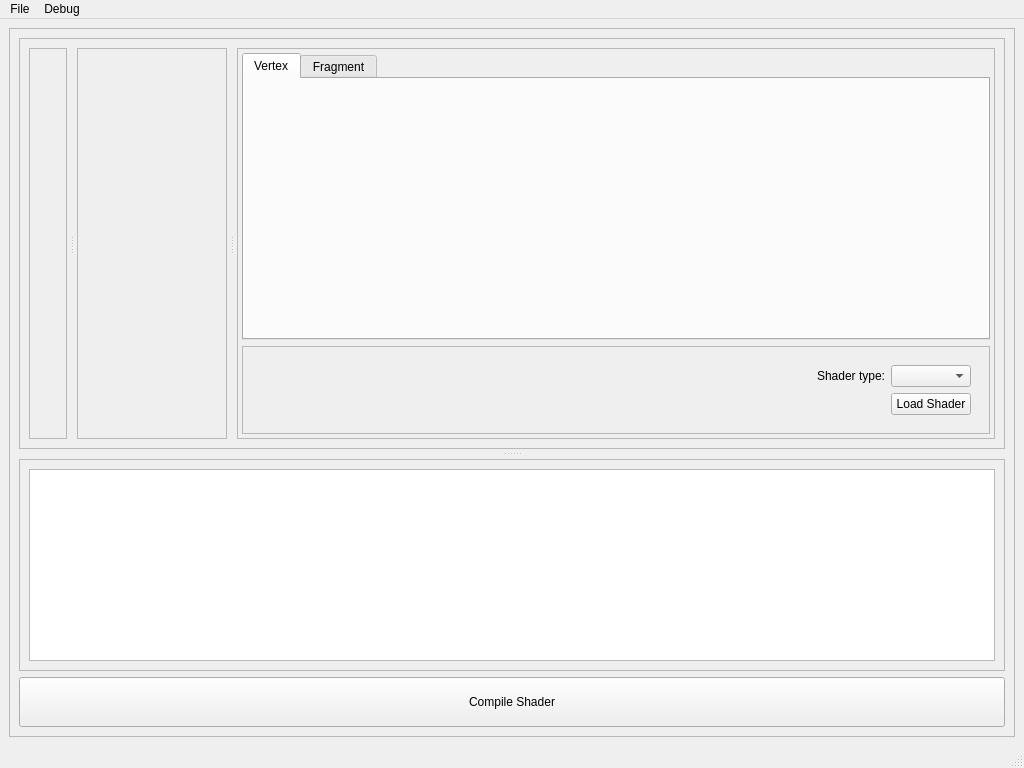
NCCA/ShaderEnvironmentBuilder, file ui/MainWindow.ui: the form before one commit.
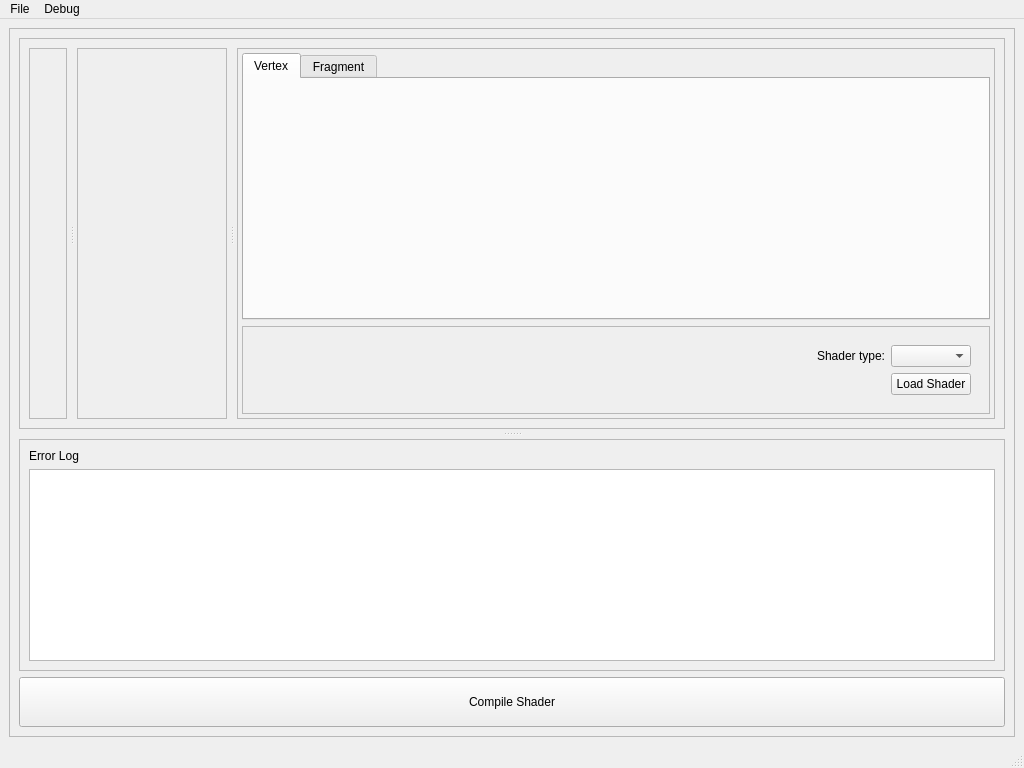
The form after the commit.

```diff
--- a/ui/MainWindow.ui
+++ b/ui/MainWindow.ui
@@ -312,6 +312,13 @@
            <enum>QFrame::Plain</enum>
           </property>
           <layout class="QVBoxLayout" name="verticalLayout_2">
+           <item>
+            <widget class="QLabel" name="m_l_terminal">
+             <property name="text">
+              <string>Error Log</string>
+             </property>
+            </widget>
+           </item>
            <item>
             <widget class="QPlainTextEdit" name="m_pte_terminal">
              <property name="sizePolicy">
```
Left out of the diff: 10 changed lines with no effect on the pictures.
